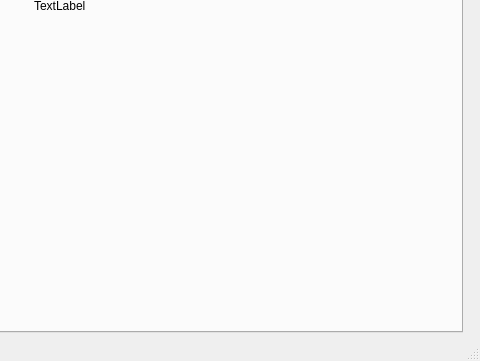
First picture: the form in mainwindow.ui, repository CATBOYCOWBOY/COMP3004A4, before the edit; both pictures show x 248 to 728 and y 167 to 528 of the 728 by 528 pixel window.
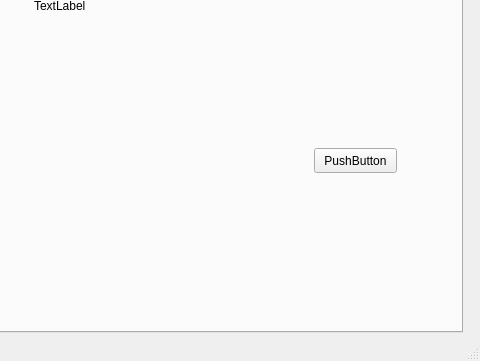
Second picture: the form after the edit. Icons and pictures are not drawn.

```diff
--- a/mainwindow.ui
+++ b/mainwindow.ui
@@ -163,6 +163,19 @@
        <string>TextLabel</string>
       </property>
      </widget>
+     <widget class="QPushButton" name="pushButton">
+      <property name="geometry">
+       <rect>
+        <x>550</x>
+        <y>260</y>
+        <width>83</width>
+        <height>25</height>
+       </rect>
+      </property>
+      <property name="text">
+       <string>PushButton</string>
+      </property>
+     </widget>
     </widget>
    </widget>
   </widget>
```
Left out of the diff: 2 changed lines with no effect on the pictures.
